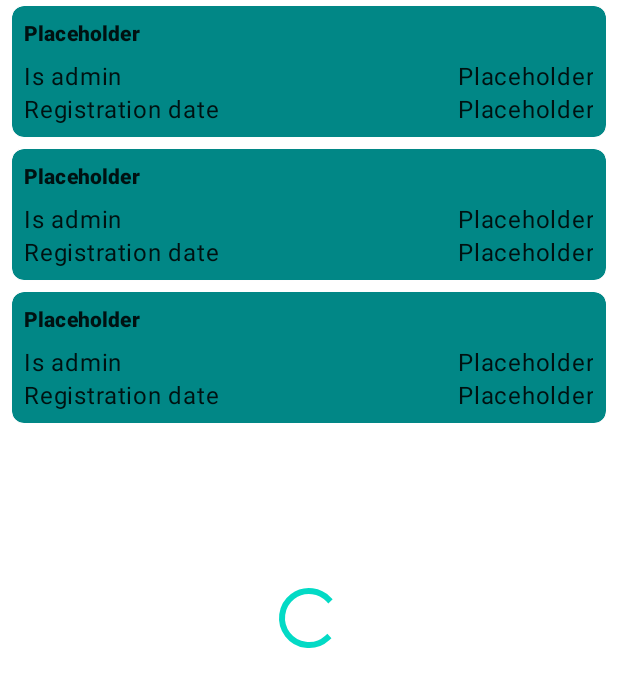
After one commit to nemkrisz11/Computer-Security-Homework-2021-SHAjt, an Android app: the layout fragment_users.xml on its own in the app's theme, with its tools: preview values and no code run, on a phone screen of 412 x 824 dp. The commit adds this screen. Shown: the top 687 px of the screen. Run offline under Robolectric (Android 15) with nearby library versions, the phone set to English and light mode, and no system bars.

Commit message:
users page

```diff
--- a/Frontend/app/src/main/AndroidManifest.xml
+++ b/Frontend/app/src/main/AndroidManifest.xml
@@ -17,6 +17,9 @@
         android:supportsRtl="true"
         android:theme="@style/Theme.CaffShop"
         android:usesCleartextTraffic="true">
+        <activity
+            android:name=".ui.users.UsersActivity"
+            android:exported="false" />
         <activity
             android:name=".ui.search.SearchActivity"
             android:exported="false" />
--- a/Frontend/app/src/main/java/com/shajt/caffshop/data/CaffShopRepository.kt
+++ b/Frontend/app/src/main/java/com/shajt/caffshop/data/CaffShopRepository.kt
@@ -5,10 +5,9 @@ import android.content.SharedPreferences
 import android.util.Base64
 import androidx.core.content.edit
 import com.shajt.caffshop.data.enums.ErrorMessage
-import com.shajt.caffshop.data.models.CommentToCreate
-import com.shajt.caffshop.data.models.ServerResult
+import com.shajt.caffshop.data.models.*
 import com.shajt.caffshop.data.models.auth.AuthResult
-import com.shajt.caffshop.data.models.User
+import com.shajt.caffshop.data.models.auth.LoginResult
 import com.shajt.caffshop.data.models.auth.UserCredentials
 import com.shajt.caffshop.data.models.caff.DeleteCaffResult
 import com.shajt.caffshop.data.models.caff.GetCaffResult
--- a/Frontend/app/src/main/java/com/shajt/caffshop/ui/home/HomeFragment.kt
+++ b/Frontend/app/src/main/java/com/shajt/caffshop/ui/home/HomeFragment.kt
@@ -20,6 +20,7 @@ import com.shajt.caffshop.ui.commons.CaffsRecyclerViewAdapter
 import com.shajt.caffshop.ui.home.upload.UploadBottomSheet
 import com.shajt.caffshop.ui.search.SearchActivity
 import com.shajt.caffshop.ui.user.DetailedUserActivity
+import com.shajt.caffshop.ui.users.UsersActivity
 import dagger.hilt.android.AndroidEntryPoint
 
 @AndroidEntryPoint
@@ -98,8 +99,9 @@ class HomeFragment : Fragment() {
     override fun onOptionsItemSelected(item: MenuItem): Boolean {
         return when (item.itemId) {
             R.id.action_users -> {
-                // TODO change to activity
-                Toast.makeText(activity, "users clicked", Toast.LENGTH_SHORT).show()
+                startActivity(
+                    Intent(activity, UsersActivity::class.java)
+                )
                 true
             }
             R.id.action_profile -> {
--- /dev/null
+++ b/Frontend/app/src/main/res/layout/fragment_users.xml
@@ -0,0 +1,28 @@
+<?xml version="1.0" encoding="utf-8"?>
+<androidx.constraintlayout.widget.ConstraintLayout xmlns:android="http://schemas.android.com/apk/res/android"
+    xmlns:app="http://schemas.android.com/apk/res-auto"
+    xmlns:tools="http://schemas.android.com/tools"
+    android:layout_width="match_parent"
+    android:layout_height="match_parent"
+    tools:context=".ui.users.UsersFragment">
+
+    <androidx.recyclerview.widget.RecyclerView
+        android:id="@+id/usersList"
+        android:layout_width="match_parent"
+        android:layout_height="0dp"
+        app:layout_constraintTop_toTopOf="parent"
+        app:layout_constraintEnd_toEndOf="parent"
+        app:layout_constraintStart_toStartOf="parent"
+        app:layout_constraintBottom_toBottomOf="parent"
+        tools:listitem="@layout/fragment_users_user_list_item" />
+
+    <ProgressBar
+        android:id="@+id/loading"
+        android:layout_width="wrap_content"
+        android:layout_height="wrap_content"
+        app:layout_constraintBottom_toBottomOf="parent"
+        app:layout_constraintEnd_toEndOf="parent"
+        app:layout_constraintStart_toStartOf="parent"
+        app:layout_constraintTop_toTopOf="parent" />
+
+</androidx.constraintlayout.widget.ConstraintLayout>
--- /dev/null
+++ b/Frontend/app/src/main/res/layout/fragment_users_user_list_item.xml
@@ -0,0 +1,77 @@
+<?xml version="1.0" encoding="utf-8"?>
+<androidx.cardview.widget.CardView xmlns:android="http://schemas.android.com/apk/res/android"
+    xmlns:app="http://schemas.android.com/apk/res-auto"
+    xmlns:tools="http://schemas.android.com/tools"
+    style="@style/Theme.CaffShop.CardView.Comment"
+    android:layout_width="match_parent"
+    android:layout_height="wrap_content"
+    android:layout_marginHorizontal="@dimen/user_item_margin"
+    android:layout_marginVertical="4dp">
+
+    <androidx.constraintlayout.widget.ConstraintLayout
+        android:layout_width="match_parent"
+        android:layout_height="wrap_content"
+        android:layout_marginBottom="@dimen/user_item_margin">
+
+        <TextView
+            android:id="@+id/username"
+            android:layout_width="0dp"
+            android:layout_height="wrap_content"
+            android:layout_margin="@dimen/user_text_margin"
+            android:text="@string/placeholder"
+            android:textAppearance="@style/TextAppearance.MaterialComponents.Subtitle2"
+            android:textStyle="bold"
+            app:layout_constraintEnd_toEndOf="parent"
+            app:layout_constraintStart_toStartOf="parent"
+            app:layout_constraintTop_toTopOf="parent" />
+
+
+        <androidx.constraintlayout.widget.Barrier
+            android:id="@+id/infoBarrier"
+            android:layout_width="wrap_content"
+            android:layout_height="wrap_content"
+            app:barrierDirection="bottom"
+            app:constraint_referenced_ids="username" />
+
+        <TableLayout
+            android:id="@+id/details"
+            android:layout_width="match_parent"
+            android:layout_height="wrap_content"
+            android:layout_margin="@dimen/user_item_margin"
+            android:orientation="horizontal"
+            android:stretchColumns="*"
+            app:layout_constraintEnd_toEndOf="parent"
+            app:layout_constraintStart_toStartOf="parent"
+            app:layout_constraintTop_toBottomOf="@id/infoBarrier">
+
+            <TableRow>
+
+                <TextView
+                    android:gravity="start"
+                    android:text="@string/user_list_item_is_admin"
+                    android:textAppearance="@style/TextAppearance.MaterialComponents.Body1" />
+
+                <TextView
+                    android:id="@+id/isAdmin"
+                    android:gravity="end"
+                    android:text="@string/placeholder"
+                    android:textAppearance="@style/TextAppearance.MaterialComponents.Body1" />
+            </TableRow>
+
+            <TableRow>
+
+                <TextView
+                    android:gravity="start"
+                    android:text="@string/user_details_reg_date"
+                    android:textAppearance="@style/TextAppearance.MaterialComponents.Body1" />
+
+                <TextView
+                    android:id="@+id/regDate"
+                    android:gravity="end"
+                    android:text="@string/placeholder"
+                    android:textAppearance="@style/TextAppearance.MaterialComponents.Body1" />
+            </TableRow>
+        </TableLayout>
+
+    </androidx.constraintlayout.widget.ConstraintLayout>
+</androidx.cardview.widget.CardView>
--- a/Frontend/app/src/main/res/values/dimens.xml
+++ b/Frontend/app/src/main/res/values/dimens.xml
@@ -32,5 +32,9 @@
     <!-- UserDetails -->
     <dimen name="user_details_item_margin">8dp</dimen>
 
+    <!-- UserItem -->
+    <dimen name="user_item_margin">8dp</dimen>
+    <dimen name="user_text_margin">8dp</dimen>
+
 
 </resources>
--- a/Frontend/app/src/main/res/values/strings.xml
+++ b/Frontend/app/src/main/res/values/strings.xml
@@ -96,8 +96,8 @@
     <string name="user_details_content_new_password">New password</string>
     <string name="user_details_content_new_password_again">New password again</string>
 
-
-
+    <!-- UserListItem -->
+    <string name="user_list_item_is_admin">Is admin</string>
 
 
 
--- a/Frontend/app/src/main/res/values/themes.xml
+++ b/Frontend/app/src/main/res/values/themes.xml
@@ -31,4 +31,10 @@
         <item name="cardBackgroundColor">?attr/colorSecondaryVariant</item>
     </style>
 
+    <style name="Theme.CaffShop.CardView.User" parent="Widget.MaterialComponents.CardView">
+        <item name="elevation">4dp</item>
+        <item name="cardCornerRadius">2dp</item>
+        <item name="cardBackgroundColor">?attr/colorSecondaryVariant</item>
+    </style>
+
 </resources>
```
Also changed, not shown: Frontend/app/src/main/java/com/shajt/caffshop/ui/users/UsersActivity.kt (added, +20 -0 lines), Frontend/app/src/main/java/com/shajt/caffshop/ui/users/UsersFragment.kt (added, +73 -0 lines), Frontend/app/src/main/java/com/shajt/caffshop/ui/users/UsersRecyclerViewAdapter.kt (added, +56 -0 lines), Frontend/app/src/main/java/com/shajt/caffshop/viewmodels/users/UsersViewModel.kt (added, +52 -0 lines), Frontend/app/src/main/res/layout/users_activity.xml (added, +7 -0 lines).
